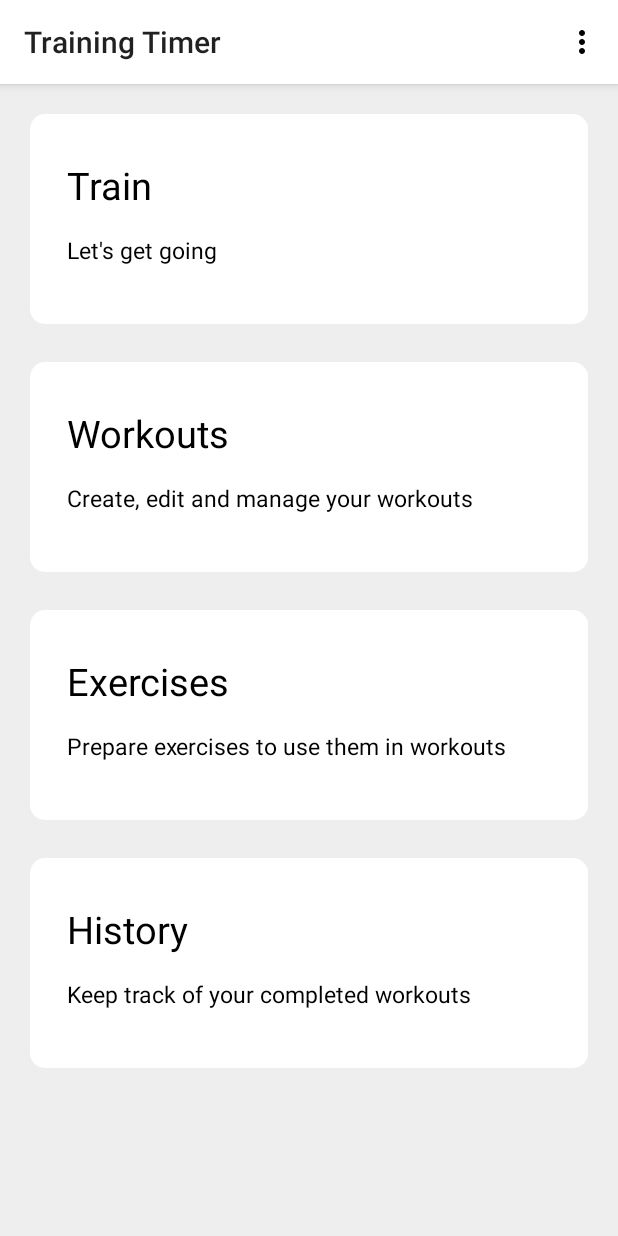
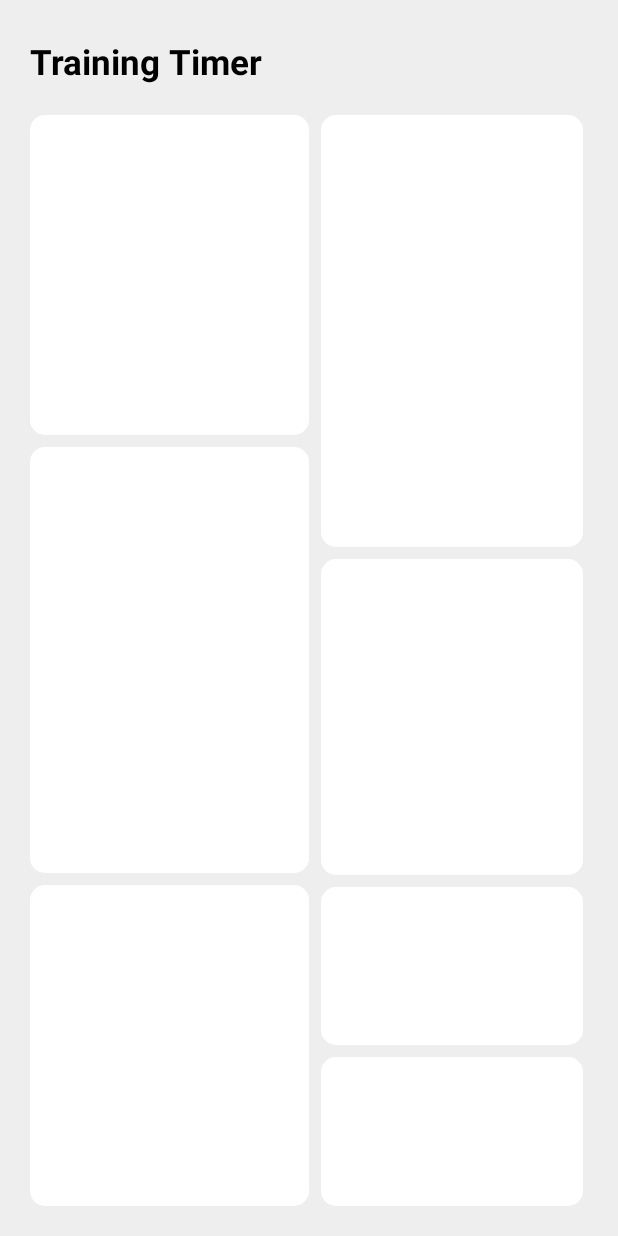
Before and after one commit to Kobietka/TrainingTimer, an Android app: the screen it shows after launch (MainActivity), on a phone screen of 412 x 824 dp. Run offline under Robolectric (Android 15) with nearby library versions, the phone set to English and light mode, and no system bars; our stand-ins replace Dagger/Hilt's generated code; 1 statement that could not run was skipped.

Commit message:
Change main fragment_main design

```diff
--- a/app/src/main/res/layout/fragment_main.xml
+++ b/app/src/main/res/layout/fragment_main.xml
@@ -6,157 +6,153 @@
     android:id="@+id/fragment_main"
     android:background="@color/surface">
 
-    <com.google.android.material.appbar.AppBarLayout
+    <RelativeLayout
+        android:id="@+id/fragment_edit_workout_bar"
         android:layout_width="match_parent"
         android:layout_height="wrap_content"
-        android:id="@+id/main_app_bar_layout">
+        android:layout_marginTop="25dp"
+        android:layout_marginStart="20dp"
+        android:layout_marginEnd="20dp">
 
-        <com.google.android.material.appbar.MaterialToolbar
-            android:id="@+id/fragment_exercises_top_app_bar"
-            android:background="@android:color/white"
+        <TextView
+            android:id="@+id/fragment_edit_workout_text"
+            android:layout_width="wrap_content"
+            android:layout_height="wrap_content"
+            android:text="@string/app_name"
+            android:textSize="23sp"
+            android:textStyle="bold"
+            android:textColor="@android:color/black" />
+
+    </RelativeLayout>
+
+    <LinearLayout
+        android:layout_below="@id/fragment_edit_workout_bar"
+        android:layout_marginStart="20dp"
+        android:layout_marginEnd="20dp"
+        android:layout_marginTop="20dp"
+        android:layout_marginBottom="20dp"
         android:layout_width="match_parent"
-            android:layout_height="?attr/actionBarSize"
-            app:title="@string/app_name"
-            app:menu="@menu/main_top_app_bar" />
+        android:layout_height="match_parent"
+        android:id="@+id/fragment_main_container"
+        android:orientation="horizontal"
+        android:weightSum="100">
 
-    </com.google.android.material.appbar.AppBarLayout>
+        <LinearLayout
+            android:layout_width="match_parent"
+            android:layout_height="match_parent"
+            android:orientation="vertical"
+            android:weightSum="100"
+            android:layout_weight="49"
+            android:layout_marginEnd="4dp">
 
             <FrameLayout
+                android:layout_width="match_parent"
+                android:layout_height="0dp"
                 android:id="@+id/fragment_main_train_element"
-        android:layout_width="match_parent"
-        android:layout_height="140dp"
-        android:layout_marginTop="20dp"
-        android:layout_marginStart="20dp"
-        android:layout_marginEnd="20dp"
                 android:background="@drawable/fragment_main_button"
-        android:layout_centerHorizontal="true"
-        android:layout_below="@id/main_app_bar_layout">
+                android:layout_weight="30">
 
                 <TextView
-            android:id="@+id/fragment_main_train_text_view"
                     android:layout_width="wrap_content"
-            android:layout_height="wrap_content"
-            android:layout_marginStart="20dp"
-            android:layout_marginTop="25dp"
-            android:text="@string/fragment_main_train_text"
-            android:textColor="@android:color/black"
-            android:textSize="25sp"/>
-
-        <TextView
-            android:id="@+id/fragment_main_train_description_text_view"
-            android:layout_width="wrap_content"
-            android:layout_height="wrap_content"
-            android:layout_marginStart="20dp"
-            android:layout_marginTop="75dp"
-            android:text="@string/fragment_main_train_description"
-            android:textStyle="normal"
-            android:textColor="@android:color/black"
-            android:textSize="15sp"/>
+                    android:layout_height="wrap_content" />
 
             </FrameLayout>
 
             <FrameLayout
-        android:id="@+id/fragment_main_workouts_elements"
                 android:layout_width="match_parent"
-        android:layout_height="140dp"
-        android:layout_marginTop="25dp"
-        android:layout_marginStart="20dp"
-        android:layout_marginEnd="20dp"
+                android:layout_height="0dp"
+                android:id="@+id/fragment_main_exercises_element"
+                android:layout_marginTop="8dp"
                 android:background="@drawable/fragment_main_button"
-        android:layout_centerHorizontal="true"
-        android:layout_below="@id/fragment_main_train_element">
+                android:layout_weight="40">
 
                 <TextView
-            android:id="@+id/fragment_main_workouts_text_view"
                     android:layout_width="wrap_content"
-            android:layout_height="wrap_content"
-            android:layout_marginStart="20dp"
-            android:layout_marginTop="25dp"
-            android:text="@string/fragment_main_workouts_text"
-            android:textColor="@android:color/black"
-            android:textSize="25sp"/>
-
-        <TextView
-            android:id="@+id/fragment_main_workouts_description_text_view"
-            android:layout_width="wrap_content"
-            android:layout_height="wrap_content"
-            android:layout_marginStart="20dp"
-            android:layout_marginTop="75dp"
-            android:text="@string/fragment_main_workouts_description"
-            android:textStyle="normal"
-            android:textColor="@android:color/black"
-            android:textSize="15sp"/>
+                    android:layout_height="wrap_content" />
 
             </FrameLayout>
 
             <FrameLayout
-        android:id="@+id/fragment_main_exercises_element"
                 android:layout_width="match_parent"
-        android:layout_height="140dp"
-        android:layout_marginTop="25dp"
-        android:layout_marginStart="20dp"
-        android:layout_marginEnd="20dp"
+                android:layout_height="0dp"
+                android:layout_marginTop="8dp"
                 android:background="@drawable/fragment_main_button"
-        android:layout_centerHorizontal="true"
-        android:layout_below="@id/fragment_main_workouts_elements">
+                android:layout_weight="30">
 
                 <TextView
-            android:id="@+id/fragment_main_exercises_text_view"
                     android:layout_width="wrap_content"
-            android:layout_height="wrap_content"
-            android:layout_marginStart="20dp"
-            android:layout_marginTop="25dp"
-            android:text="@string/fragment_main_exercises_text"
-            android:textColor="@android:color/black"
-            android:textSize="25sp"/>
+                    android:layout_height="wrap_content" />
+
+            </FrameLayout>
+
+        </LinearLayout>
+
+        <LinearLayout
+            android:layout_width="match_parent"
+            android:layout_height="match_parent"
+            android:orientation="vertical"
+            android:layout_marginStart="4dp"
+            android:weightSum="100"
+            android:layout_weight="52">
+
+            <FrameLayout
+                android:layout_width="match_parent"
+                android:layout_height="0dp"
+                android:id="@+id/fragment_main_workouts_element"
+                android:background="@drawable/fragment_main_button"
+                android:layout_weight="41">
 
                 <TextView
-            android:id="@+id/fragment_main_exercises_description_text_view"
                     android:layout_width="wrap_content"
-            android:layout_height="wrap_content"
-            android:layout_marginStart="20dp"
-            android:layout_marginTop="75dp"
-            android:text="@string/fragment_main_exercises_description"
-            android:textStyle="normal"
-            android:textColor="@android:color/black"
-            android:textSize="15sp"/>
+                    android:layout_height="wrap_content" />
 
             </FrameLayout>
 
             <FrameLayout
+                android:layout_width="match_parent"
+                android:layout_height="0dp"
+                android:layout_marginTop="8dp"
                 android:id="@+id/fragment_main_history_element"
-        android:layout_width="match_parent"
-        android:layout_height="140dp"
-        android:layout_marginTop="25dp"
-        android:layout_marginStart="20dp"
-        android:layout_marginEnd="20dp"
                 android:background="@drawable/fragment_main_button"
-        android:layout_centerHorizontal="true"
-        android:layout_below="@id/fragment_main_exercises_element">
+                android:layout_weight="30">
 
                 <TextView
-            android:id="@+id/fragment_main_history_text_view"
                     android:layout_width="wrap_content"
-            android:layout_height="wrap_content"
-            android:layout_marginStart="20dp"
-            android:layout_marginTop="25dp"
-            android:text="@string/fragment_main_history_text"
-            android:textColor="@android:color/black"
-            android:textSize="25sp"/>
-
-        <TextView
-            android:id="@+id/fragment_main_history_description_text_view"
-            android:layout_width="wrap_content"
-            android:layout_height="wrap_content"
-            android:layout_marginStart="20dp"
-            android:layout_marginTop="75dp"
-            android:text="@string/fragment_main_history_description"
-            android:textStyle="normal"
-            android:textColor="@android:color/black"
-            android:textSize="15sp"/>
+                    android:layout_height="wrap_content" />
 
             </FrameLayout>
 
+            <FrameLayout
+                android:layout_width="match_parent"
+                android:layout_height="0dp"
+                android:layout_marginTop="8dp"
+                android:background="@drawable/fragment_main_button"
+                android:layout_weight="15">
+
+                <TextView
+                    android:layout_width="wrap_content"
+                    android:layout_height="wrap_content" />
+
+            </FrameLayout>
+
+            <FrameLayout
+                android:layout_width="match_parent"
+                android:layout_height="0dp"
+                android:layout_marginTop="8dp"
+                android:background="@drawable/fragment_main_button"
+                android:layout_weight="14">
+
+                <TextView
+                    android:layout_width="wrap_content"
+                    android:layout_height="wrap_content" />
+
+            </FrameLayout>
+
+        </LinearLayout>
+
+
+
+    </LinearLayout>
 
 
 </RelativeLayout>
```
Lines whose indentation alone changed are shown as unchanged.
